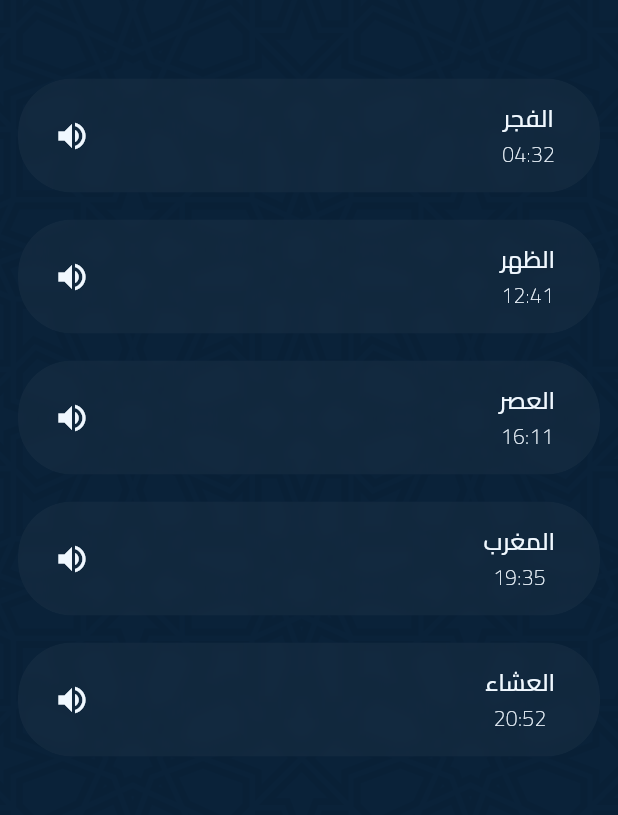
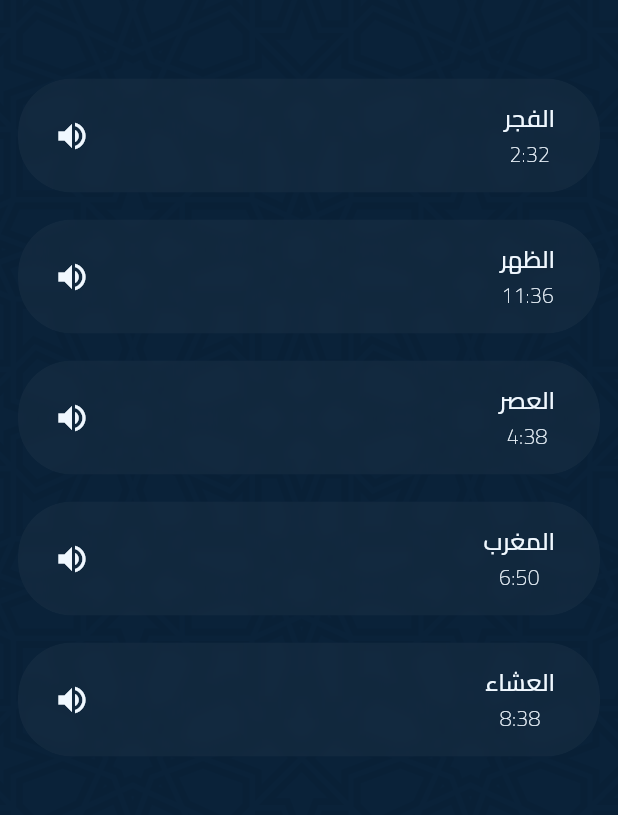
Before and after one commit to ki1lux/Adhanuk, a Flutter app: the screen it shows after launch, item 3 of the bottom bar chosen, on a phone screen of 412 x 824 dp. Shown: the part 283-1098 px from the top of the screen. Run offline on Flutter 3.47's test engine with Material 3 defaults, Android fonts, the phone set to English and light mode, and no system bars; our stand-ins replace adhan, flutter_svg.

Commit message:
set times for each salat in Prayertimescreen

```diff
--- a/lib/view/PrayerTimeScreen.dart
+++ b/lib/view/PrayerTimeScreen.dart
@@ -1,24 +1,43 @@
 import 'dart:ui';
 
+// import 'package:adhan/adhan.dart';
 import 'package:flutter/material.dart';
 import 'package:flutter_svg/flutter_svg.dart';
+import 'package:intl/intl.dart';
+import 'package:myadhan/controller/PrayerTimeController.dart';
 
 class PrayerTimeScreen extends StatefulWidget {
   @override
   _PrayerTimeState createState() => _PrayerTimeState();
 }
 
+final PrayerTimeController controller = PrayerTimeController();
+final PrayerTimes = controller.getPrayerTimes();
+
 class _PrayerTimeState extends State<PrayerTimeScreen> {
   final List<Map<String, String>> prayerTimes = [
-    {"name": "الفجر", "time": "04:32"},
-    {"name": "الظهر", "time": "12:41"},
-    {"name": "العصر", "time": "16:11"},
-    {"name": "المغرب", "time": "19:35"},
-    {"name": "العشاء", "time": "20:52"},
+    {
+      "name": "الفجر",
+      "time": "${DateFormat('h:mm').format(PrayerTimes.fajer)}",
+    },
+    {
+      "name": "الظهر",
+      "time": "${DateFormat('h:mm').format(PrayerTimes.dhuhr)}",
+    },
+    {"name": "العصر", "time": "${DateFormat('h:mm').format(PrayerTimes.asr)}"},
+    {
+      "name": "المغرب",
+      "time": "${DateFormat('h:mm').format(PrayerTimes.maghrib)}",
+    },
+    {
+      "name": "العشاء",
+      "time": "${DateFormat('h:mm').format(PrayerTimes.isha)}",
+    },
   ];
 
   @override
   Widget build(BuildContext context) {
+    // final prayerTime = controller.getPrayerTimes;
     // TODO: implement build
     return Scaffold(
       body: Stack(
```
Also changed, not shown: lib/controller/PrayerTimeController.dart (+15 -1 lines).
